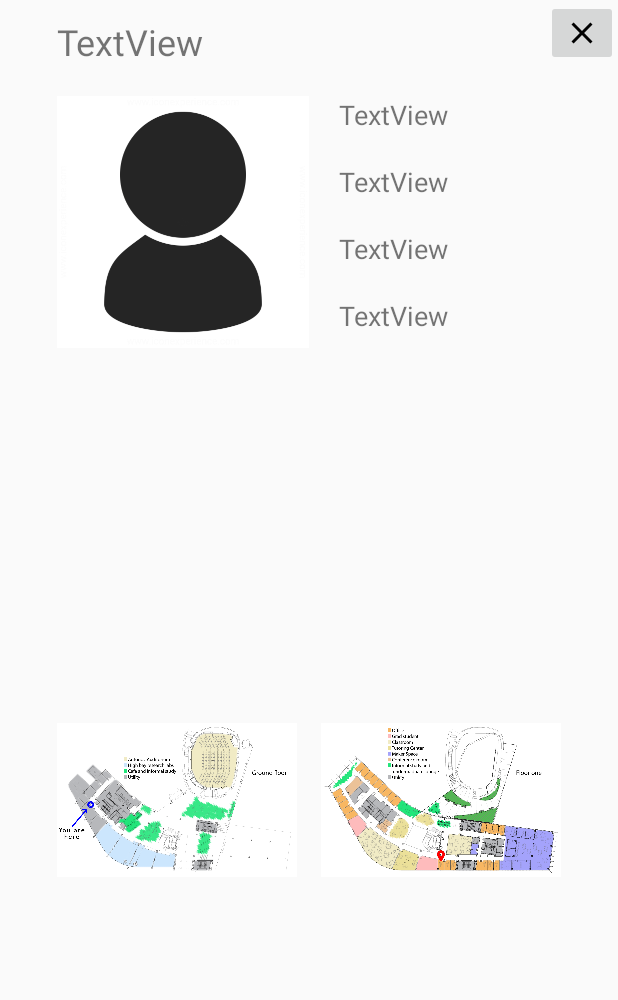
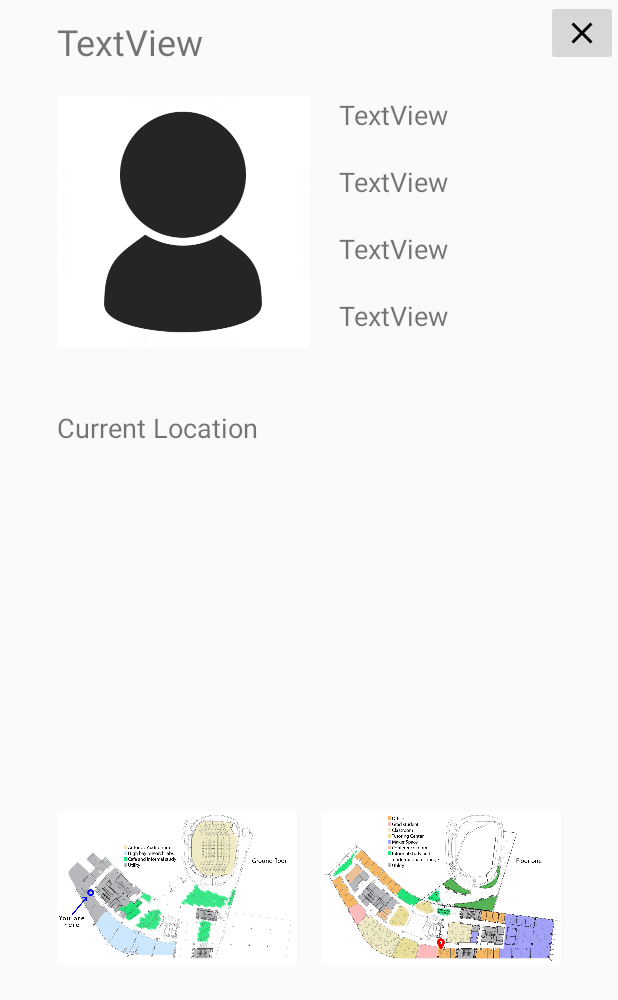
Before and after one commit to patelch/DoorboardTablet, an Android app: the layout info_dialog.xml on its own in the app's theme, with its tools: preview values and no code run, on a phone screen of 412 x 824 dp. Shown: the top 1000 px of the screen. Run offline under Robolectric (Android 15) with nearby library versions, the phone set to English and light mode, and no system bars; plain views replace PhotoView.

Commit message:
XML changes for the info dialog

```diff
--- a/app/src/main/java/com/doorboard3/doorboardtablet/SearchFragment.java
+++ b/app/src/main/java/com/doorboard3/doorboardtablet/SearchFragment.java
@@ -105,6 +105,9 @@ public class SearchFragment extends Fragment {
                 TextView email = (TextView) dialog.findViewById(R.id.dialog_email);
                 email.setText(person.getEmail());
 
+                TextView endText = (TextView) dialog.findViewById(R.id.end_text);
+                endText.setText("Room " + person.getRoomNum());
+
                 ImageView image = (ImageView) dialog.findViewById(R.id.dialog_image);
                 image.setImageResource(person.getImage());
 
--- a/app/src/main/res/layout/info_dialog.xml
+++ b/app/src/main/res/layout/info_dialog.xml
@@ -102,11 +102,51 @@
 
     <LinearLayout
         android:layout_width="match_parent"
-        android:layout_height="wrap_content"
+        android:layout_height="match_parent"
         android:layout_below="@+id/contents"
+        android:layout_weight="1"
+        android:orientation="vertical">
+
+        <LinearLayout
+            android:id="@+id/positions"
+            android:layout_width="match_parent"
+            android:layout_height="0dp"
+            android:layout_below="@+id/contents"
+            android:layout_marginBottom="10dp"
             android:layout_marginLeft="38dp"
             android:layout_marginRight="38dp"
+            android:layout_marginTop="30dp"
             android:layout_weight="1"
+            android:orientation="horizontal">
+
+            <TextView
+                android:id="@+id/start_text"
+                android:layout_width="0dp"
+                android:layout_height="wrap_content"
+                android:layout_weight="1"
+                android:text="Current Location"
+                android:textSize="18sp" />
+
+            <Space
+                android:layout_width="0dp"
+                android:layout_height="wrap_content"
+                android:layout_weight=".1" />
+
+            <TextView
+                android:id="@+id/end_text"
+                android:layout_width="0dp"
+                android:layout_height="wrap_content"
+                android:layout_weight="1"
+                android:textSize="18sp" />
+        </LinearLayout>
+
+        <LinearLayout
+            android:layout_width="match_parent"
+            android:layout_height="0dp"
+            android:layout_below="@+id/positions"
+            android:layout_marginLeft="38dp"
+            android:layout_marginRight="38dp"
+            android:layout_weight="6"
             android:orientation="horizontal">
 
             <com.github.chrisbanes.photoview.PhotoView
@@ -138,4 +178,6 @@
 
         </LinearLayout>
 
+    </LinearLayout>
+
 </RelativeLayout>
```
Lines whose indentation alone changed are shown as unchanged.
